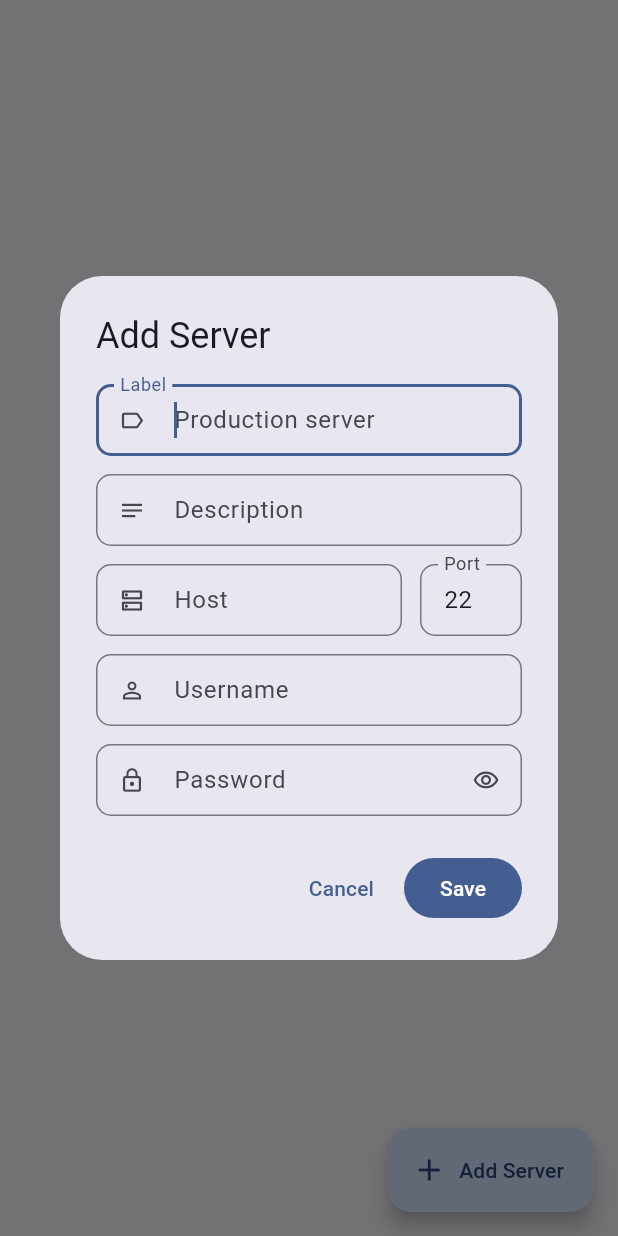
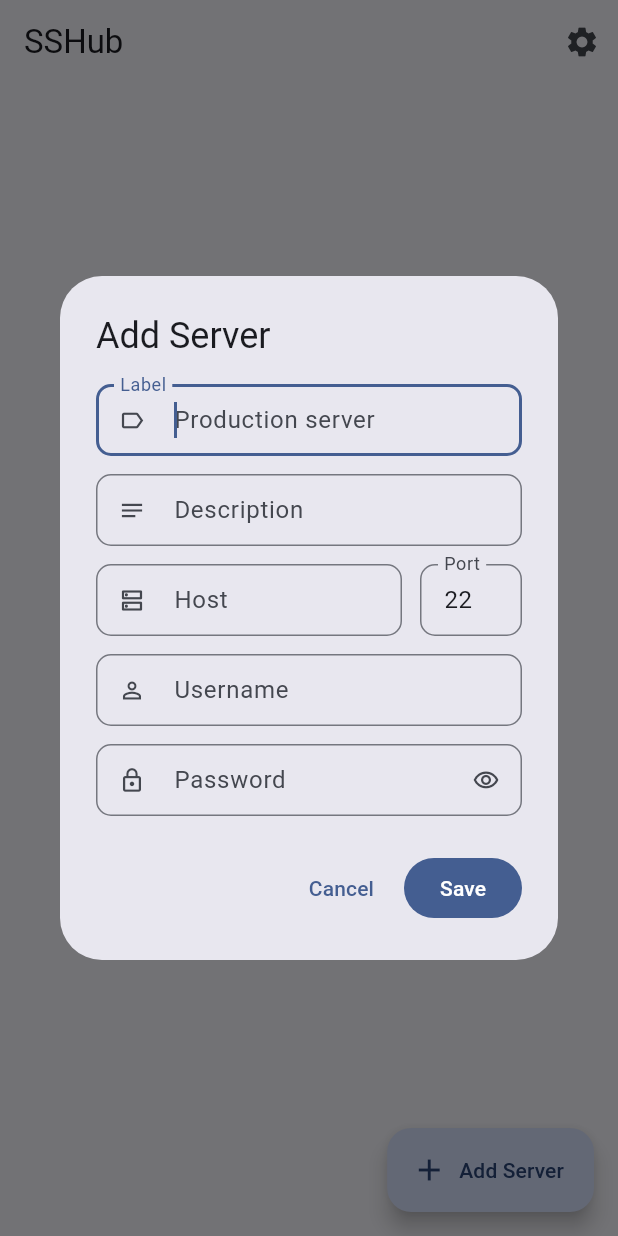
Before and after one commit to mdfarhankc/SSHub, a Flutter app: the screen it shows after launch, after a tap on "Add Server", on a phone screen of 412 x 824 dp. Run offline on Flutter 3.47's test engine with Material 3 defaults, Android fonts, the phone set to English and light mode, and no system bars; our stand-ins replace equatable, flutter_bloc, flutter_secure_storage.

Commit message:
Added settings feature with theme mode, terminal prefs and clear all data.

```diff
--- a/lib/core/router/app_router.dart
+++ b/lib/core/router/app_router.dart
@@ -1,5 +1,6 @@
 import 'package:flutter/material.dart';
 import 'package:flutter_bloc/flutter_bloc.dart';
+import 'package:ssh_manager/features/settings/presentation/pages/settings_page.dart';
 
 import 'package:ssh_manager/features/splash/presentation/cubit/splash_cubit.dart';
 import 'package:ssh_manager/features/splash/presentation/pages/splash_page.dart';
@@ -26,6 +27,8 @@ abstract final class AppRouter {
             child: const HomePage(),
           ),
         );
+      case SettingsPage.route:
+        return MaterialPageRoute(builder: (_) => const SettingsPage());
       default:
         return MaterialPageRoute(
           builder: (_) => const Scaffold(body: Center(child: Text("404"))),
--- /dev/null
+++ b/lib/features/settings/data/datasources/settings_local_datasource.dart
@@ -0,0 +1,30 @@
+import 'dart:convert';
+import 'dart:io';
+
+import 'package:path_provider/path_provider.dart';
+import 'package:ssh_manager/features/settings/data/models/app_settings_model.dart';
+
+class SettingsLocalDatasource {
+  const SettingsLocalDatasource();
+  Future<File> _file() async {
+    final dir = await getApplicationSupportDirectory();
+    return File("${dir.path}${Platform.pathSeparator}settings.json");
+  }
+
+  Future<AppSettingsModel> load() async {
+    final file = await _file();
+    if (!await file.exists()) return const AppSettingsModel();
+    final raw = await file.readAsString();
+    if (raw.trim().isEmpty) return const AppSettingsModel();
+    try {
+      return AppSettingsModel.fromJson(jsonDecode(raw) as Map<String, dynamic>);
+    } on FormatException {
+      return const AppSettingsModel();
+    }
+  }
+
+  Future<void> save(AppSettingsModel settings) async {
+    final file = await _file();
+    await file.writeAsString(jsonEncode(settings.toJson()));
+  }
+}
--- /dev/null
+++ b/lib/features/settings/data/models/app_settings_model.dart
@@ -0,0 +1,31 @@
+import 'package:ssh_manager/features/settings/domain/entities/app_settings.dart';
+
+class AppSettingsModel extends AppSettings {
+  const AppSettingsModel({
+    super.themeMode,
+    super.terminalFontSize,
+    super.terminalFontFamily,
+  });
+
+  factory AppSettingsModel.fromJson(Map<String, dynamic> json) =>
+      AppSettingsModel(
+        themeMode:
+            AppThemeMode.values.asNameMap()[json['themeMode']] ??
+            AppThemeMode.system,
+        terminalFontSize: (json['terminalFontSize'] as num?)?.toDouble() ?? 14,
+        terminalFontFamily:
+            json['terminalFontFamily'] as String? ?? 'monospace',
+      );
+
+  Map<String, dynamic> toJson() => {
+    'themeMode': themeMode.name,
+    'terminalFontSize': terminalFontSize,
+    'terminalFontFamily': terminalFontFamily,
+  };
+
+  factory AppSettingsModel.fromEntity(AppSettings e) => AppSettingsModel(
+    themeMode: e.themeMode,
+    terminalFontSize: e.terminalFontSize,
+    terminalFontFamily: e.terminalFontFamily,
+  );
+}
--- /dev/null
+++ b/lib/features/settings/data/repositories/settings_repository_impl.dart
@@ -0,0 +1,19 @@
+import 'package:ssh_manager/features/settings/data/datasources/settings_local_datasource.dart';
+import 'package:ssh_manager/features/settings/data/models/app_settings_model.dart';
+import 'package:ssh_manager/features/settings/domain/entities/app_settings.dart';
+import 'package:ssh_manager/features/settings/domain/repositories/settings_repository.dart';
+
+class SettingsRepositoryImpl implements SettingsRepository {
+  final SettingsLocalDatasource _localDatasource;
+  const SettingsRepositoryImpl(this._localDatasource);
+
+  @override
+  Future<AppSettings> load() {
+    return _localDatasource.load();
+  }
+
+  @override
+  Future<void> save(AppSettings settings) {
+    return _localDatasource.save(AppSettingsModel.fromEntity(settings));
+  }
+}
--- /dev/null
+++ b/lib/features/settings/domain/entities/app_settings.dart
@@ -0,0 +1,28 @@
+import 'package:equatable/equatable.dart';
+
+enum AppThemeMode { system, light, dark }
+
+class AppSettings extends Equatable {
+  final AppThemeMode themeMode;
+  final double terminalFontSize;
+  final String terminalFontFamily;
+
+  const AppSettings({
+    this.themeMode = .system,
+    this.terminalFontSize = 14,
+    this.terminalFontFamily = 'monospace',
+  });
+
+  AppSettings copyWith({
+    AppThemeMode? themeMode,
+    double? terminalFontSize,
+    String? terminalFontFamily,
+  }) => AppSettings(
+    themeMode: themeMode ?? this.themeMode,
+    terminalFontSize: terminalFontSize ?? this.terminalFontSize,
+    terminalFontFamily: terminalFontFamily ?? this.terminalFontFamily,
+  );
+
+  @override
+  List<Object?> get props => [themeMode, terminalFontSize, terminalFontFamily];
+}
--- /dev/null
+++ b/lib/features/settings/domain/repositories/settings_repository.dart
@@ -0,0 +1,6 @@
+import 'package:ssh_manager/features/settings/domain/entities/app_settings.dart';
+
+abstract interface class SettingsRepository {
+  Future<AppSettings> load();
+  Future<void> save(AppSettings settings);
+}
--- /dev/null
+++ b/lib/features/settings/presentation/cubit/settings_cubit.dart
@@ -0,0 +1,34 @@
+import 'package:equatable/equatable.dart';
+import 'package:flutter_bloc/flutter_bloc.dart';
+
+import 'package:ssh_manager/features/settings/domain/entities/app_settings.dart';
+import 'package:ssh_manager/features/settings/domain/repositories/settings_repository.dart';
+
+part 'settings_state.dart';
+
+class SettingsCubit extends Cubit<SettingsState> {
+  final SettingsRepository _repository;
+  SettingsCubit(this._repository) : super(const SettingsState()) {
+    _load();
+  }
+
+  Future<void> _load() async {
+    try {
+      emit(SettingsState(settings: await _repository.load()));
+    } catch (_) {}
+  }
+
+  void updateThemeMode(AppThemeMode mode) =>
+      _update(state.settings.copyWith(themeMode: mode));
+
+  void updateTerminalFontSize(double size) =>
+      _update(state.settings.copyWith(terminalFontSize: size));
+
+  void updateTerminalFontFamily(String family) =>
+      _update(state.settings.copyWith(terminalFontFamily: family));
+
+  void _update(AppSettings settings) {
+    emit(SettingsState(settings: settings));
+    _repository.save(settings);
+  }
+}
--- /dev/null
+++ b/lib/features/settings/presentation/cubit/settings_state.dart
@@ -0,0 +1,9 @@
+part of 'settings_cubit.dart';
+
+final class SettingsState extends Equatable {
+  final AppSettings settings;
+  const SettingsState({this.settings = const AppSettings()});
+
+  @override
+  List<Object> get props => [settings];
+}
--- a/lib/features/ssh/domain/repositories/ssh_repository.dart
+++ b/lib/features/ssh/domain/repositories/ssh_repository.dart
@@ -5,4 +5,5 @@ abstract interface class SshRepository {
   Future<void> addServer(SshServer server, {required String password});
   Future<void> deleteServer(String id);
   Future<String?> getPassword(String id);
+  Future<void> clearAll();
 }
--- a/lib/features/ssh/presentation/pages/home_page.dart
+++ b/lib/features/ssh/presentation/pages/home_page.dart
@@ -1,5 +1,6 @@
 import 'package:flutter/material.dart';
 import 'package:flutter_bloc/flutter_bloc.dart';
+import 'package:ssh_manager/features/settings/presentation/pages/settings_page.dart';
 import 'package:ssh_manager/features/ssh/domain/entities/ssh_server.dart';
 
 import 'package:ssh_manager/features/ssh/presentation/bloc/server_list_bloc.dart';
@@ -13,6 +14,20 @@ class HomePage extends StatelessWidget {
   @override
   Widget build(BuildContext context) {
     return Scaffold(
+      appBar: AppBar(
+        title: const Text("SSHub"),
+        actions: [
+          IconButton(
+            icon: const Icon(Icons.settings),
+            onPressed: () async {
+              await Navigator.pushNamed(context, SettingsPage.route);
+              if (context.mounted) {
+                context.read<ServerListBloc>().add(ServerListLoaded());
+              }
+            },
+          ),
+        ],
+      ),
       body: BlocBuilder<ServerListBloc, ServerListState>(
         builder: (context, state) {
           switch (state.status) {
--- a/lib/main.dart
+++ b/lib/main.dart
@@ -3,6 +3,11 @@ import 'package:flutter_bloc/flutter_bloc.dart';
 
 import 'package:ssh_manager/core/router/app_router.dart';
 import 'package:ssh_manager/core/theme/app_theme.dart';
+import 'package:ssh_manager/features/settings/data/datasources/settings_local_datasource.dart';
+import 'package:ssh_manager/features/settings/data/repositories/settings_repository_impl.dart';
+import 'package:ssh_manager/features/settings/domain/entities/app_settings.dart';
+import 'package:ssh_manager/features/settings/domain/repositories/settings_repository.dart';
+import 'package:ssh_manager/features/settings/presentation/cubit/settings_cubit.dart';
 import 'package:ssh_manager/features/splash/presentation/pages/splash_page.dart';
 import 'package:ssh_manager/features/ssh/data/datasources/secret_datasource.dart';
 import 'package:ssh_manager/features/ssh/data/datasources/server_local_datasource.dart';
@@ -18,17 +23,38 @@ class MyApp extends StatelessWidget {
 
   @override
   Widget build(BuildContext context) {
-    return RepositoryProvider<SshRepository>(
+    return MultiBlocProvider(
+      providers: [
+        RepositoryProvider<SshRepository>(
+          create: (_) => const SshRepositoryImpl(
+            ServerLocalDatasource(),
+            SecretDatasource(),
+          ),
+        ),
+        RepositoryProvider<SettingsRepository>(
           create: (_) =>
-          const SshRepositoryImpl(ServerLocalDatasource(), SecretDatasource()),
-      child: MaterialApp(
+              const SettingsRepositoryImpl(SettingsLocalDatasource()),
+        ),
+      ],
+      child: BlocProvider(
+        create: (context) => SettingsCubit(context.read<SettingsRepository>()),
+        child: BlocBuilder<SettingsCubit, SettingsState>(
+          builder: (context, state) {
+            return MaterialApp(
               debugShowCheckedModeBanner: false,
               title: 'SSHub',
               theme: AppTheme.light,
               darkTheme: AppTheme.dark,
-        themeMode: ThemeMode.system,
+              themeMode: switch (state.settings.themeMode) {
+                AppThemeMode.system => ThemeMode.system,
+                AppThemeMode.light => ThemeMode.light,
+                AppThemeMode.dark => ThemeMode.dark,
+              },
               onGenerateRoute: AppRouter.onGenerateRoute,
               initialRoute: SplashPage.route,
+            );
+          },
+        ),
       ),
     );
   }
--- a/pubspec.yaml
+++ b/pubspec.yaml
@@ -39,6 +39,8 @@ dependencies:
   uuid: ^4.5.3
   path_provider: ^2.1.5
   flutter_secure_storage: ^10.3.1
+  dartssh2: ^2.17.1
+  xterm: ^4.0.0
 
 dev_dependencies:
   flutter_test:
```
Also changed, not shown: lib/features/settings/presentation/pages/settings_page.dart (added, +118 -0 lines), lib/features/settings/presentation/widgets/settings_section_header.dart (added, +19 -0 lines), lib/features/ssh/data/repositories/ssh_repository_impl.dart (+9 -0 lines), pubspec.lock. Lines whose indentation alone changed are shown as unchanged.
